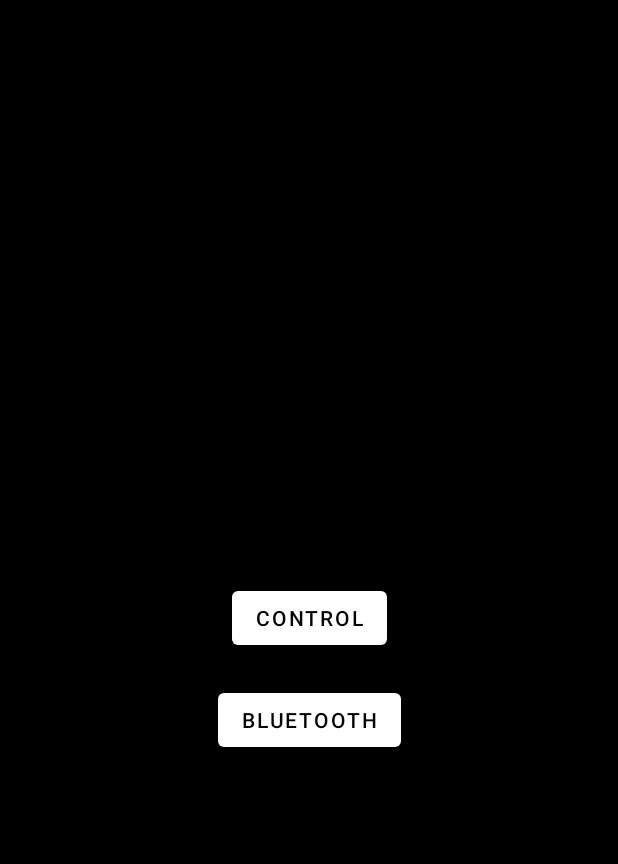
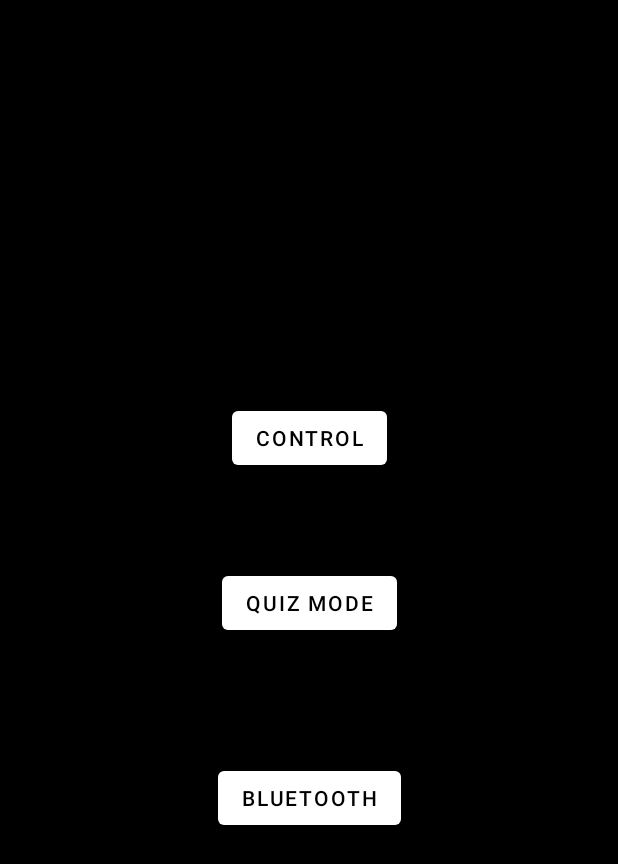
Before and after one commit to burakakinn/MatImplementationApp, an Android app: the screen it shows after launch (MainActivity), on a phone screen of 412 x 824 dp. Shown: the top 864 px of the screen. Run offline under Robolectric (Android 15) with nearby library versions, the phone set to English and light mode, and no system bars.

Commit message:
quiz mode added

```diff
--- a/app/src/main/java/com/example/matimplementationapp/fragments/FragmentMain.java
+++ b/app/src/main/java/com/example/matimplementationapp/fragments/FragmentMain.java
@@ -17,6 +17,7 @@ public class FragmentMain extends Fragment {
 
     private Button btnControlFragment;
     private Button btnBluetoothFragment;
+    private Button btnQuizModeFragment;
 
     @Nullable
     @Override
@@ -33,11 +34,22 @@ public class FragmentMain extends Fragment {
     private void findViewByIds(View view) {
         btnBluetoothFragment = view.findViewById(R.id.btnBluetoothFragment);
         btnControlFragment = view.findViewById(R.id.btnControlFragment);
+        btnQuizModeFragment = view.findViewById(R.id.btnQuizModeFragment);
     }
 
     private void addListeners() {
         btnControlFragmentListener();
         btnBluetoothFragmentListener();
+        btnQuizModeFragmentListener();
+    }
+
+    private void btnQuizModeFragmentListener() {
+        btnQuizModeFragment.setOnClickListener(new View.OnClickListener() {
+            @Override
+            public void onClick(View v) {
+                ((MainActivity)getActivity()).changeFragment(new FragmentQuizMode());
+            }
+        });
     }
 
     private void btnControlFragmentListener(){
--- a/app/src/main/res/layout/fragment_main.xml
+++ b/app/src/main/res/layout/fragment_main.xml
@@ -1,6 +1,5 @@
 <?xml version="1.0" encoding="utf-8"?>
-<androidx.constraintlayout.widget.ConstraintLayout
-    xmlns:android="http://schemas.android.com/apk/res/android"
+<androidx.constraintlayout.widget.ConstraintLayout xmlns:android="http://schemas.android.com/apk/res/android"
     xmlns:app="http://schemas.android.com/apk/res-auto"
     android:layout_width="match_parent"
     android:layout_height="match_parent"
@@ -13,10 +12,22 @@
         android:text="CONTROL"
         android:textColor="@color/black"
         app:backgroundTint="@color/white"
-        app:layout_constraintBottom_toBottomOf="parent"
+        app:layout_constraintBottom_toTopOf="@id/btnQuizModeFragment"
         app:layout_constraintEnd_toEndOf="parent"
         app:layout_constraintStart_toStartOf="parent"
-        app:layout_constraintTop_toTopOf="parent" />
+        app:layout_constraintTop_toTopOf="@id/guideline_top" />
+
+    <Button
+        android:id="@+id/btnQuizModeFragment"
+        android:layout_width="wrap_content"
+        android:layout_height="wrap_content"
+        android:text="QUIZ MODE"
+        android:textColor="@color/black"
+        app:backgroundTint="@color/white"
+        app:layout_constraintBottom_toTopOf="@id/btnBluetoothFragment"
+        app:layout_constraintEnd_toEndOf="parent"
+        app:layout_constraintStart_toStartOf="parent"
+        app:layout_constraintTop_toBottomOf="@id/btnControlFragment" />
 
     <Button
         android:id="@+id/btnBluetoothFragment"
@@ -26,8 +37,23 @@
         android:text="BLUETOOTH"
         android:textColor="@color/black"
         app:backgroundTint="#FFFFFF"
+        app:layout_constraintBottom_toBottomOf="@id/guideline_bottom"
         app:layout_constraintEnd_toEndOf="parent"
         app:layout_constraintStart_toStartOf="parent"
-        app:layout_constraintTop_toBottomOf="@id/btnControlFragment" />
+        app:layout_constraintTop_toBottomOf="@id/btnQuizModeFragment" />
+
+    <androidx.constraintlayout.widget.Guideline
+        android:id="@+id/guideline_top"
+        android:layout_width="wrap_content"
+        android:layout_height="wrap_content"
+        android:orientation="horizontal"
+        app:layout_constraintGuide_percent="0.25" />
+
+    <androidx.constraintlayout.widget.Guideline
+        android:id="@+id/guideline_bottom"
+        android:layout_width="wrap_content"
+        android:layout_height="wrap_content"
+        android:orientation="horizontal"
+        app:layout_constraintGuide_percent="0.75" />
 
 </androidx.constraintlayout.widget.ConstraintLayout>
```
Also changed, not shown: app/src/main/java/com/example/matimplementationapp/fragments/FragmentQuizMode.java (added, +64 -0 lines), app/src/main/res/layout/fragment_quiz_mode.xml (added, +35 -0 lines).
